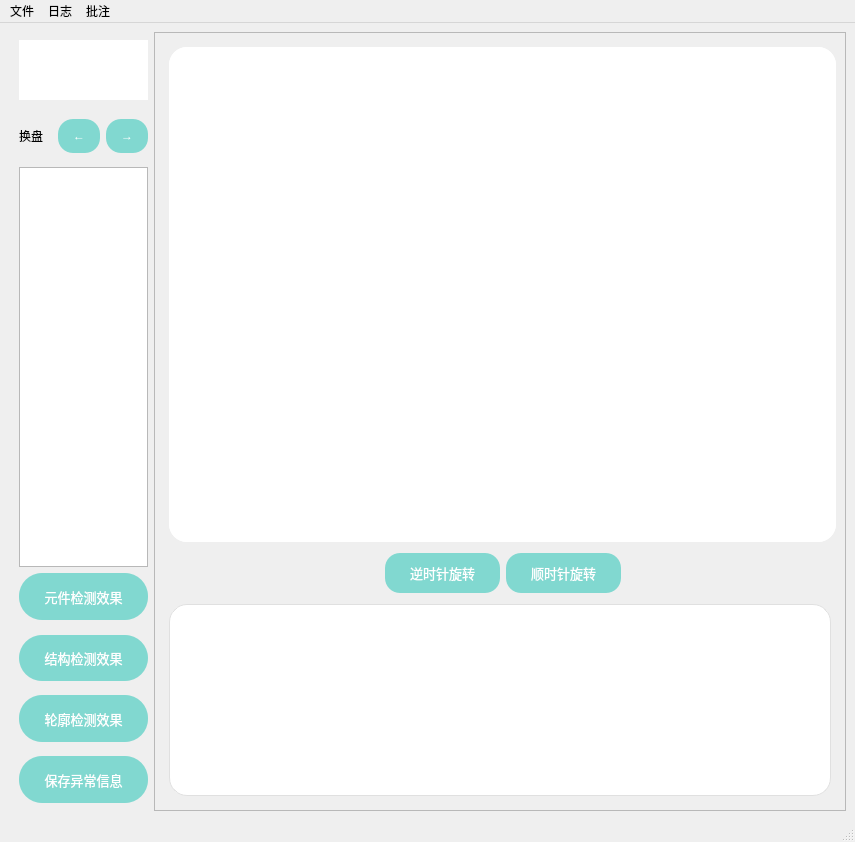
The window that mainwindows.ui (Ethereaity/InterfaceDesign) describes before a commit, drawn with Qt 5.
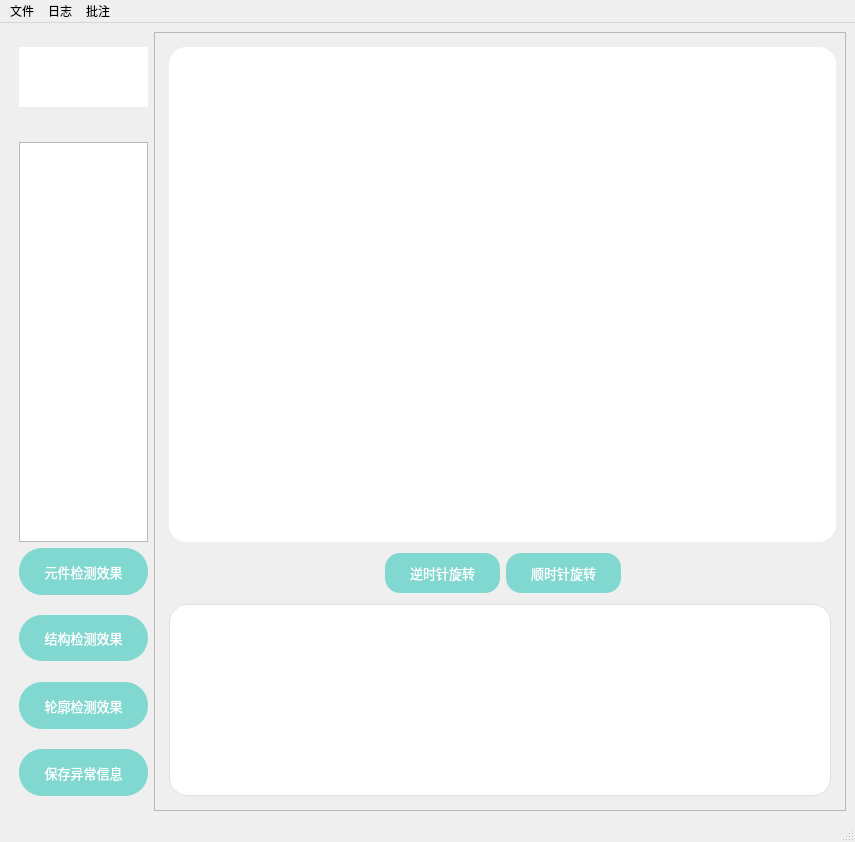
The same window after the commit. Icons and pictures are not drawn.

Commit message: 删除换盘

What changed in the file:
```diff
--- a/mainwindows.ui
+++ b/mainwindows.ui
@@ -402,67 +402,8 @@
         <item row="5" column="0">
          <layout class="QHBoxLayout" name="horizontalLayout">
           <property name="topMargin">
-           <number>5</number>
+           <number>0</number>
           </property>
-          <item>
-           <widget class="QLabel" name="label_2">
-            <property name="sizePolicy">
-             <sizepolicy hsizetype="Preferred" vsizetype="Preferred">
-              <horstretch>0</horstretch>
-              <verstretch>0</verstretch>
-             </sizepolicy>
-            </property>
-            <property name="styleSheet">
-             <string notr="true">font: 10pt &quot;华文楷体&quot;;</string>
-            </property>
-            <property name="text">
-             <string>换盘</string>
-            </property>
-            <property name="alignment">
-             <set>Qt::AlignLeading|Qt::AlignLeft|Qt::AlignVCenter</set>
-            </property>
-           </widget>
-          </item>
-          <item>
-           <widget class="QPushButton" name="newButton1">
-            <property name="styleSheet">
-             <string notr="true">         QPushButton {
-            font: 10pt &quot;华文楷体&quot;;
-            color: white;
-            background-color: #81D8D0;
-            border-radius: 15px;
-            padding: 10px 15px;
-          }
-          QPushButton:hover {
-            background-color: #B2DFE5;
-          }
-</string>
-            </property>
-            <property name="text">
-             <string>←</string>
-            </property>
-           </widget>
-          </item>
-          <item>
-           <widget class="QPushButton" name="newButton2">
-            <property name="styleSheet">
-             <string notr="true">         QPushButton {
-            font: 10pt &quot;华文楷体&quot;;
-            color: white;
-            background-color: #81D8D0;
-            border-radius: 15px;
-            padding: 10px 15px;
-          }
-          QPushButton:hover {
-            background-color: #B2DFE5;
-          }
-</string>
-            </property>
-            <property name="text">
-             <string>→</string>
-            </property>
-           </widget>
-          </item>
          </layout>
         </item>
         <item row="8" column="0">
```
The commit also changes 1 other file.
